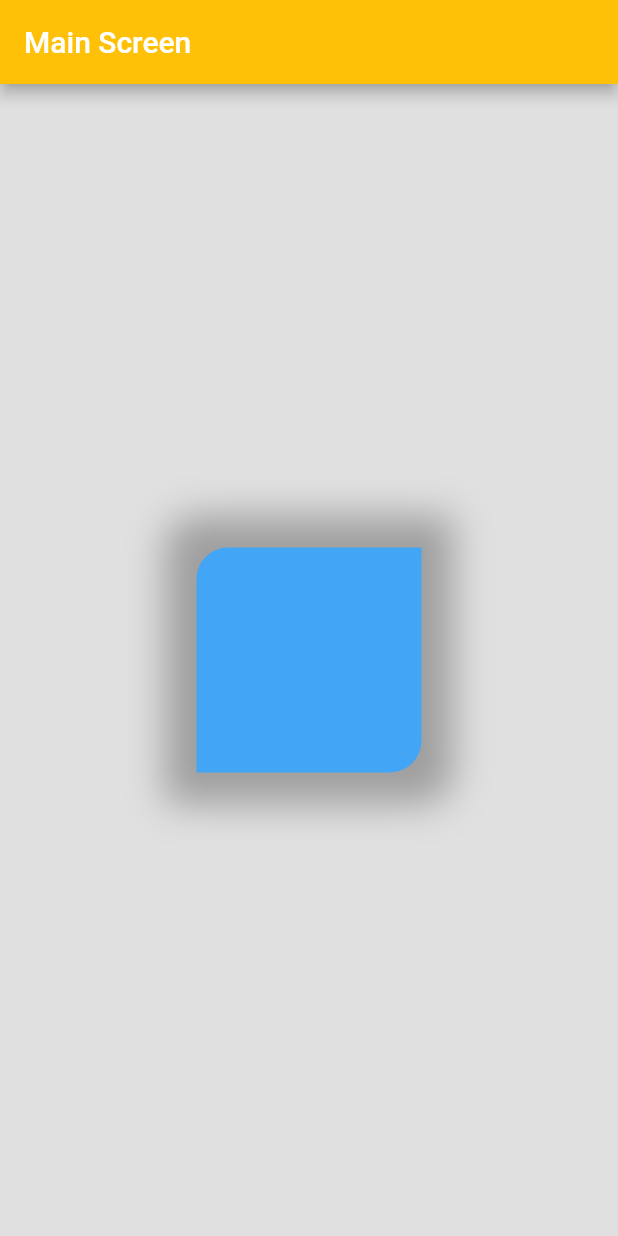
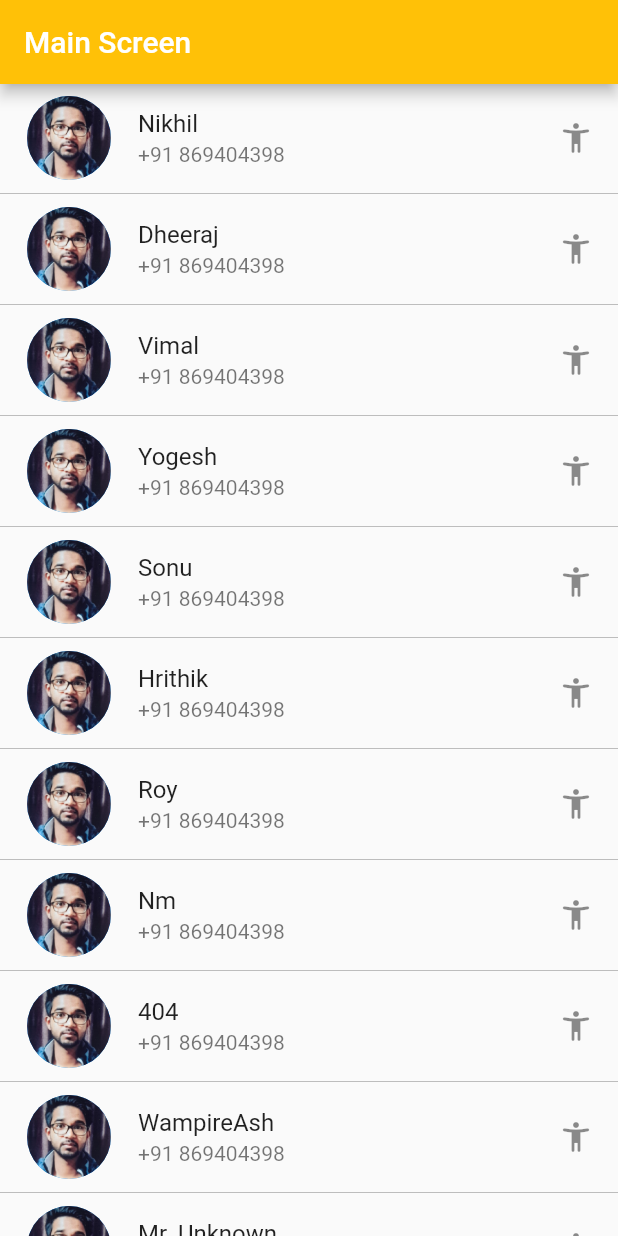
Before and after one commit to VISHALCHAND007/Learn_Flutter, a Flutter app: the screen it shows after launch, on a phone screen of 412 x 824 dp. Run offline on Flutter 3.47's test engine with Material 2 defaults, Android fonts, the phone set to English and light mode, and no system bars.

Commit message:
Added the circle avatar in the tile.

```diff
--- a/lib/main.dart
+++ b/lib/main.dart
@@ -19,6 +19,21 @@ class FlutterApp extends StatelessWidget {
 class MainScreen extends StatelessWidget {
   @override
   Widget build(BuildContext context) {
+    var title = [
+      'Nikhil',
+      'Dheeraj',
+      'Vimal',
+      'Yogesh',
+      'Sonu',
+      'Hrithik',
+      'Roy',
+      'Nm',
+      '404',
+      'WampireAsh',
+      'Mr. Unknown',
+      'Harsh',
+      'StarLord'
+    ];
     return Scaffold(
         appBar: AppBar(
           title: const Text(
@@ -26,25 +41,25 @@ class MainScreen extends StatelessWidget {
             style: TextStyle(color: Colors.white),
           ),
         ),
-      body: Container(
-        color: Colors.grey.shade300,
-        child: Center(
-          child: Container(
-            height: 150,
-            width: 150,
-            decoration: BoxDecoration(
-                color: Colors.blue.shade400,
-                // shape: BoxShape.circle
-                borderRadius: const BorderRadius.only(
-                    topLeft: Radius.circular(21),
-                    bottomRight: Radius.circular(21)),
-                boxShadow: const [
-                  BoxShadow(
-                      color: Colors.grey, blurRadius: 21, spreadRadius: 21)
-                ]),
+        body: ListView.separated(
+            itemBuilder: (context, index) {
+              return ListTile(
+                leading: const CircleAvatar(
+                  backgroundImage: AssetImage('assets/images/my.jpg'),
+                  backgroundColor: Colors.blue,
+                  radius: 30,
                 ),
-        ),
-      ),
+                title: Text(title[index]),
+                subtitle: Text("+91 869404398"),
+                trailing: const Icon(Icons.accessibility_new_rounded),
               );
+            },
+            separatorBuilder: (context, ind) {
+              return Divider(
+                height: 2,
+                color: Colors.grey.shade400,
+              );
+            },
+            itemCount: title.length));
   }
 }
--- a/pubspec.yaml
+++ b/pubspec.yaml
@@ -59,8 +59,8 @@ flutter:
   uses-material-design: true
 
   # To add assets to your application, add an assets section, like this:
-  # assets:
-  #   - images/a_dot_burr.jpeg
+  assets:
+    - assets/images/
   #   - images/a_dot_ham.jpeg
 
   # An image asset can refer to one or more resolution-specific "variants", see
```
Also changed, not shown: assets/images/image.jpeg (added), assets/images/my.jpg (added). Lines whose indentation alone changed are shown as unchanged.
